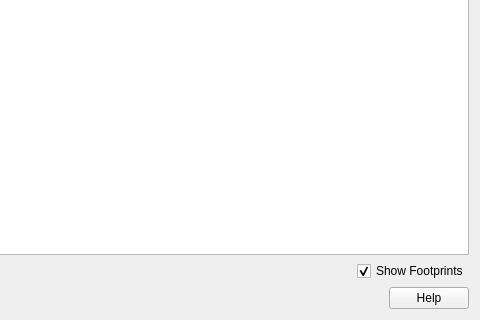
Above: src/ui/qgsstacsourceselectbase.ui from qgis/QGIS before the change; both pictures show x 232 to 712 and y 274 to 594 of the 712 by 594 pixel window. Below: the same form after it.
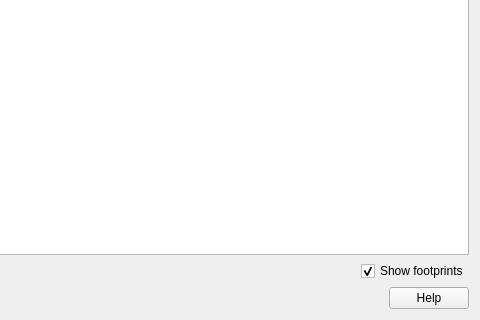
That is the form after the change.

What changed in the file:
```diff
--- a/src/ui/qgsstacsourceselectbase.ui
+++ b/src/ui/qgsstacsourceselectbase.ui
@@ -178,7 +178,7 @@
      <item>
       <widget class="QCheckBox" name="mFootprintsCheckBox">
        <property name="text">
-        <string>Show Footprints</string>
+        <string>Show footprints</string>
        </property>
        <property name="checked">
         <bool>true</bool>
```
